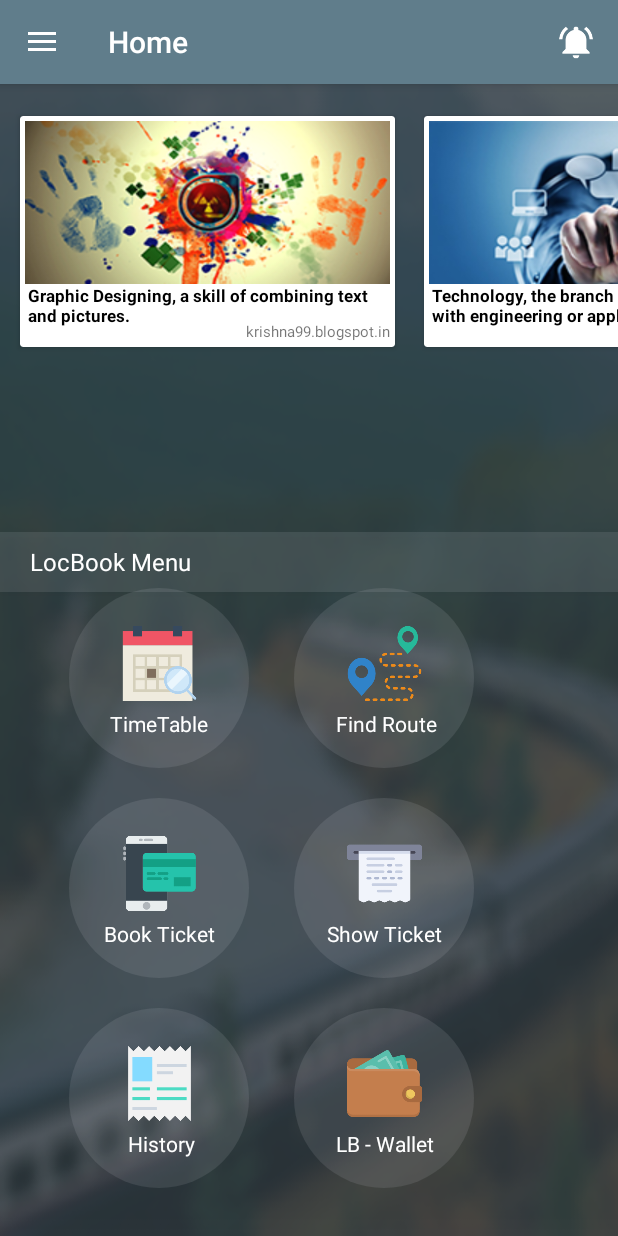
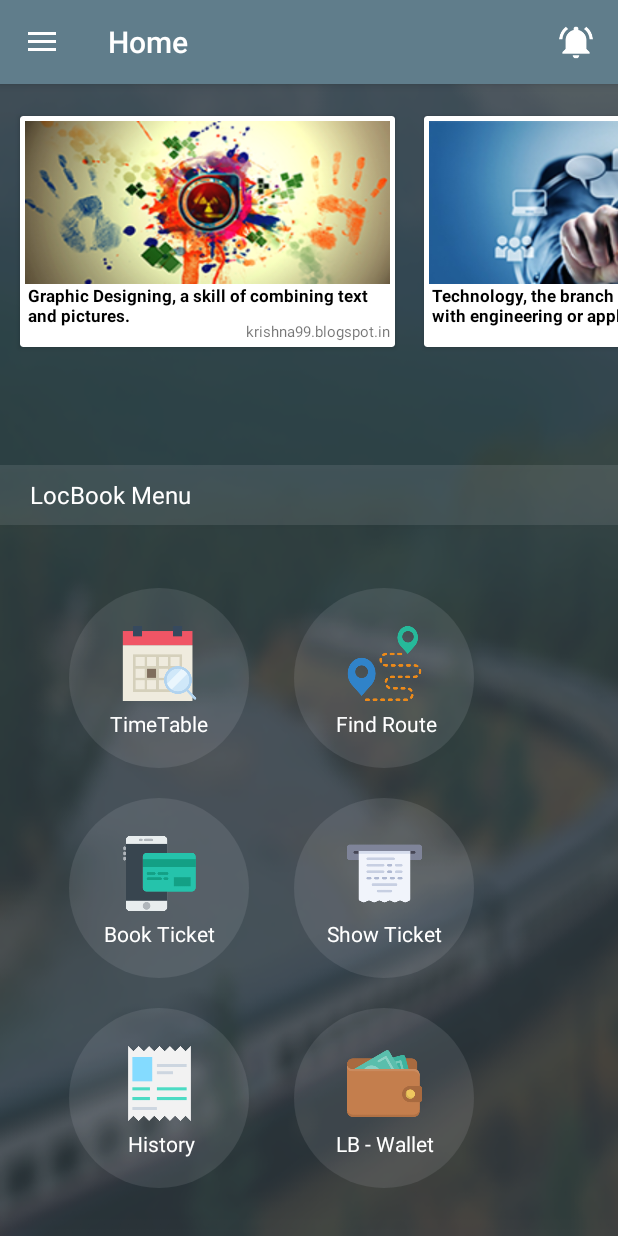
Before and after one commit to Akshay-Sawant/android-locbook, an Android app: the NavigationDrawer screen opened directly, with no data from a screen before it, on a phone screen of 412 x 824 dp. Run offline under Robolectric (Android 15) with nearby library versions, the phone set to English and light mode, and no system bars; our stand-ins replace CircleImageView.

Commit message:
resolved the issue of layout margin

```diff
--- a/app/src/main/res/layout/activity_navigation_drawer.xml
+++ b/app/src/main/res/layout/activity_navigation_drawer.xml
@@ -582,7 +582,7 @@
             android:layout_width="match_parent"
             android:layout_height="40dp"
             android:layout_gravity="center"
-            android:layout_marginBottom="65dp"
+            android:layout_marginBottom="110dp"
             android:background="@color/grey"
             android:elevation="4dp"
             tools:ignore="UnusedAttribute">
```
